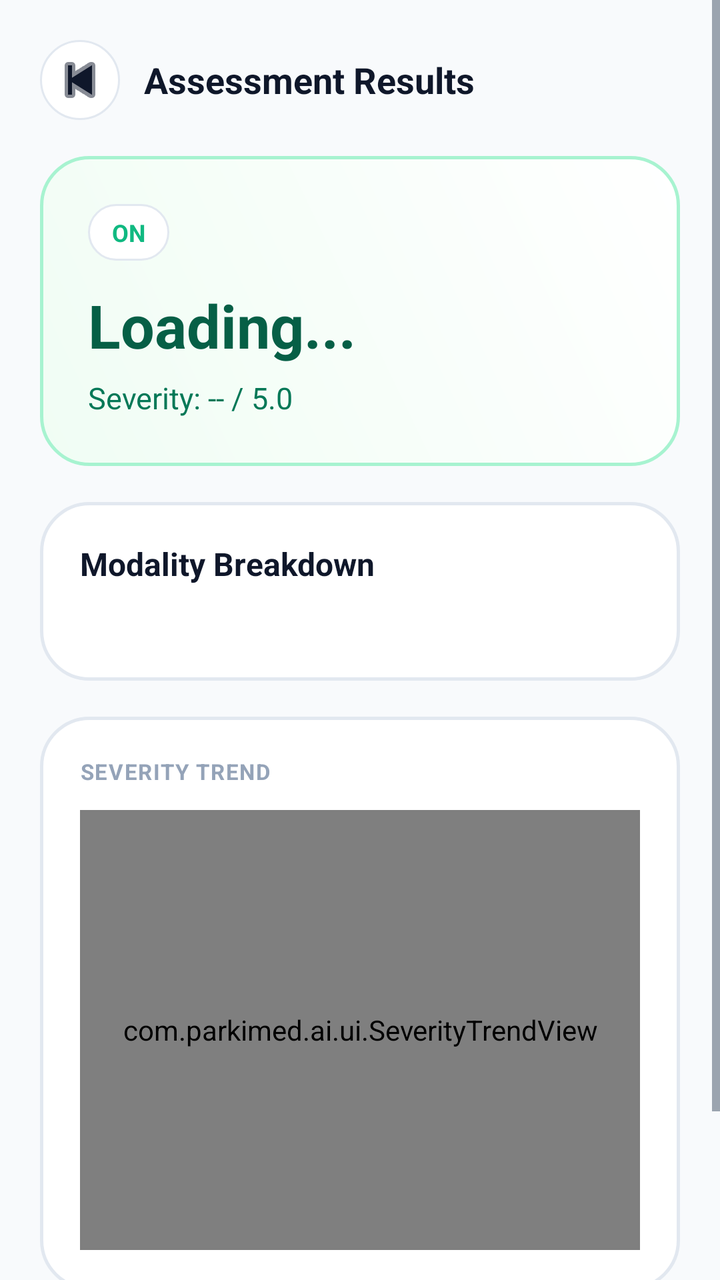
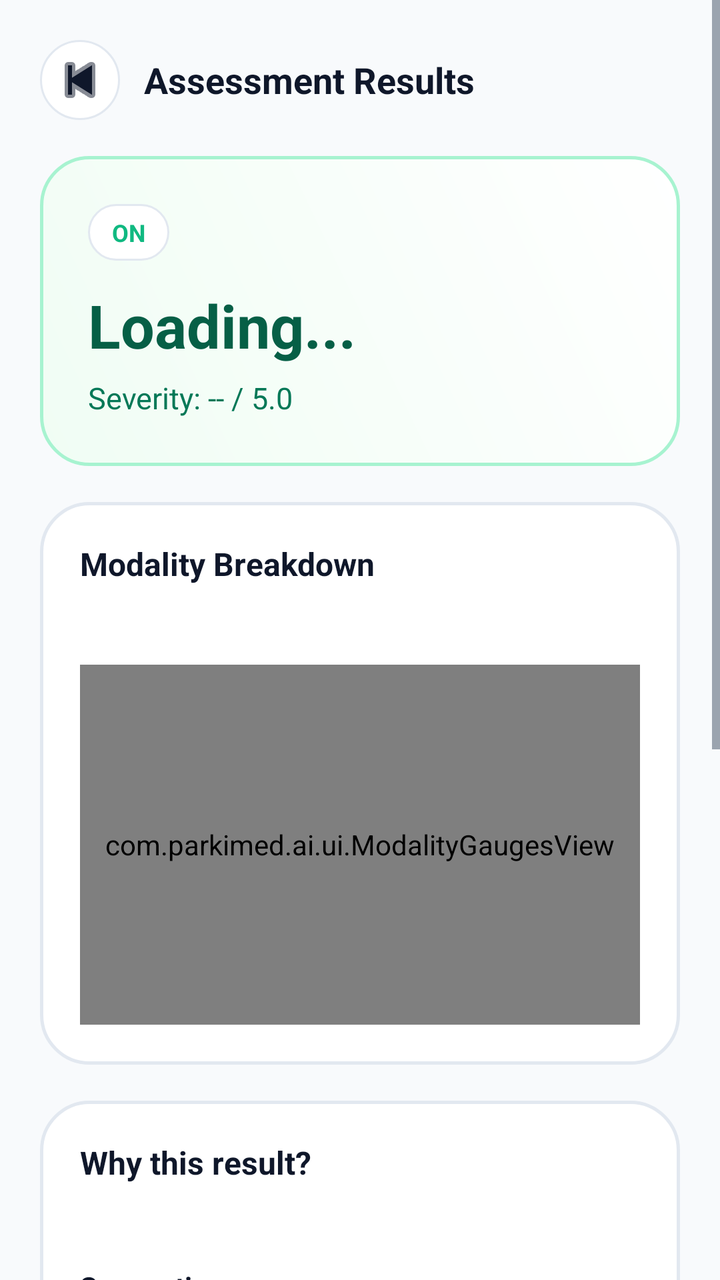

An Android layout rendered at two revisions. The XML below is the earlier revision; the diff shows what the commit changed to produce the second picture.
<!-- AndroidManifest.xml: application theme Theme.ParkiMed -->
<!-- res/layout/activity_results.xml -->
<?xml version="1.0" encoding="utf-8"?>
<ScrollView xmlns:android="http://schemas.android.com/apk/res/android"
    xmlns:app="http://schemas.android.com/apk/res-auto"
    android:layout_width="match_parent"
    android:layout_height="match_parent"
    android:background="@color/bg"
    android:fillViewport="true">

    <LinearLayout
        android:layout_width="match_parent"
        android:layout_height="wrap_content"
        android:orientation="vertical"
        android:padding="20dp">

        <LinearLayout
            android:layout_width="match_parent"
            android:layout_height="wrap_content"
            android:gravity="center_vertical"
            android:orientation="horizontal">

            <ImageButton
                android:id="@+id/btnBack"
                android:layout_width="40dp"
                android:layout_height="40dp"
                android:background="@drawable/bg_card"
                android:contentDescription="Back"
                android:src="@android:drawable/ic_media_previous"
                app:tint="@color/text_primary" />

            <TextView
                android:layout_width="0dp"
                android:layout_height="wrap_content"
                android:layout_marginStart="12dp"
                android:layout_weight="1"
                android:text="Assessment Results"
                android:textColor="@color/text_primary"
                android:textSize="18sp"
                android:textStyle="bold" />
        </LinearLayout>

        <LinearLayout
            android:id="@+id/cardResult"
            android:layout_width="match_parent"
            android:layout_height="wrap_content"
            android:layout_marginTop="18dp"
            android:background="@drawable/bg_on_state"
            android:orientation="vertical"
            android:padding="24dp">

            <TextView
                android:id="@+id/tvStateChip"
                android:layout_width="wrap_content"
                android:layout_height="wrap_content"
                android:background="@drawable/bg_card"
                android:paddingHorizontal="12dp"
                android:paddingVertical="6dp"
                android:text="ON"
                android:textColor="@color/state_on"
                android:textSize="12sp"
                android:textStyle="bold" />

            <TextView
                android:id="@+id/tvResult"
                android:layout_width="match_parent"
                android:layout_height="wrap_content"
                android:layout_marginTop="12dp"
                android:text="Loading..."
                android:textColor="#065F46"
                android:textSize="30sp"
                android:textStyle="bold" />

            <TextView
                android:id="@+id/tvSeverityBig"
                android:layout_width="match_parent"
                android:layout_height="wrap_content"
                android:layout_marginTop="6dp"
                android:text="Severity: -- / 5.0"
                android:textColor="#047857"
                android:textSize="15sp" />
        </LinearLayout>

        <LinearLayout
            android:layout_width="match_parent"
            android:layout_height="wrap_content"
            android:layout_marginTop="18dp"
            android:background="@drawable/bg_card_rounded"
            android:orientation="vertical"
            android:padding="20dp">

            <TextView
                android:layout_width="match_parent"
                android:layout_height="wrap_content"
                android:text="Modality Breakdown"
                android:textColor="@color/text_primary"
                android:textSize="16sp"
                android:textStyle="bold" />

            <TextView
                android:id="@+id/tvResultDetail"
                android:layout_width="match_parent"
                android:layout_height="wrap_content"
                android:layout_marginTop="10dp"
                android:lineSpacingExtra="4dp"
                android:textColor="@color/text_secondary"
                android:textSize="13sp" />
        </LinearLayout>

        <LinearLayout
            android:layout_width="match_parent"
            android:layout_height="wrap_content"
            android:layout_marginTop="18dp"
            android:background="@drawable/bg_card_rounded"
            android:orientation="vertical"
            android:padding="20dp">

            <TextView
                android:layout_width="match_parent"
                android:layout_height="wrap_content"
                android:letterSpacing="0.05"
                android:text="SEVERITY TREND"
                android:textAllCaps="true"
                android:textColor="@color/text_muted"
                android:textSize="11sp"
                android:textStyle="bold" />

            <com.parkimed.ai.ui.SeverityTrendView
                android:id="@+id/trendChart"
                android:layout_width="match_parent"
                android:layout_height="220dp"
                android:layout_marginTop="12dp" />
        </LinearLayout>

        <com.google.android.material.button.MaterialButton
            android:id="@+id/btnViewHistory"
            style="@style/Widget.Material3.Button.OutlinedButton"
            android:layout_width="match_parent"
            android:layout_height="54dp"
            android:layout_marginTop="18dp"
            android:text="View Full History"
            android:textAllCaps="false"
            android:textColor="@color/text_primary"
            app:cornerRadius="16dp"
            app:strokeColor="@color/surface_border" />
    </LinearLayout>
</ScrollView>
<!-- resources referenced by this layout -->
<resources>
  <color name="bg">#F8FAFC</color>
  <color name="state_on">#10B981</color>
  <color name="surface_border">#E2E8F0</color>
  <color name="text_muted">#94A3B8</color>
  <color name="text_primary">#0F172A</color>
  <color name="text_secondary">#475569</color>
  <!-- drawable bg_card (drawable) -->
  <?xml version="1.0" encoding="utf-8"?>
  <shape xmlns:android="http://schemas.android.com/apk/res/android">
      <solid android:color="@color/card" />
      <corners android:radius="20dp" />
      <stroke android:width="1dp" android:color="@color/surface_border" />
  </shape>
  <!-- drawable bg_card_rounded (drawable) -->
  <?xml version="1.0" encoding="utf-8"?>
  <shape xmlns:android="http://schemas.android.com/apk/res/android">
      <solid android:color="@color/card" />
      <corners android:radius="24dp" />
      <stroke android:width="1.5dp" android:color="@color/surface_border" />
  </shape>
  <!-- drawable bg_on_state (drawable) -->
  <?xml version="1.0" encoding="utf-8"?>
  <shape xmlns:android="http://schemas.android.com/apk/res/android">
      <gradient
          android:angle="45"
          android:startColor="#F0FDF4"
          android:endColor="#FFFFFF"
          android:type="linear" />
      <corners android:radius="24dp" />
      <stroke android:width="1.5dp" android:color="@color/state_on_border" />
  </shape>
  <style name="Theme.ParkiMed" parent="Theme.Material3.Light.NoActionBar">
          <item name="colorPrimary">@color/primary</item>
          <item name="colorOnPrimary">@color/card</item>
          <item name="colorSecondary">@color/accent</item>
          <item name="android:colorBackground">@color/bg</item>
          <item name="android:statusBarColor">@color/bg</item>
          <item name="android:windowLightStatusBar">true</item>
          <item name="android:navigationBarColor">@color/bg</item>
          <item name="android:windowLightNavigationBar">true</item>
          <item name="android:textColorPrimary">@color/text_primary</item>
          <item name="android:textColorSecondary">@color/text_secondary</item>
      </style>
  <color name="card">#FFFFFF</color>
  <color name="state_on_border">#A7F3D0</color>
  <color name="primary">#4F46E5</color>
  <color name="accent">#0EA5E9</color>
</resources>

<!-- the commit's change to res/layout/activity_results.xml (unified diff, before → after) -->
@@ -103,6 +103,69 @@
                 android:lineSpacingExtra="4dp"
                 android:textColor="@color/text_secondary"
                 android:textSize="13sp" />
+
+            <com.parkimed.ai.ui.ModalityGaugesView
+                android:id="@+id/gauges"
+                android:layout_width="match_parent"
+                android:layout_height="180dp"
+                android:layout_marginTop="12dp" />
+        </LinearLayout>
+
+        <LinearLayout
+            android:id="@+id/cardExplanation"
+            android:layout_width="match_parent"
+            android:layout_height="wrap_content"
+            android:layout_marginTop="18dp"
+            android:background="@drawable/bg_card_rounded"
+            android:orientation="vertical"
+            android:padding="20dp">
+
+            <TextView
+                android:layout_width="match_parent"
+                android:layout_height="wrap_content"
+                android:text="Why this result?"
+                android:textColor="@color/text_primary"
+                android:textSize="16sp"
+                android:textStyle="bold" />
+
+            <TextView
+                android:id="@+id/txtWhy"
+                android:layout_width="match_parent"
+                android:layout_height="wrap_content"
+                android:layout_marginTop="10dp"
+                android:lineSpacingExtra="4dp"
+                android:textColor="@color/text_secondary"
+                android:textSize="13sp" />
+
+            <TextView
+                android:id="@+id/txtAiNarrative"
+                android:layout_width="match_parent"
+                android:layout_height="wrap_content"
+                android:layout_marginTop="10dp"
+                android:background="@drawable/bg_pill_primary"
+                android:lineSpacingExtra="4dp"
+                android:padding="12dp"
+                android:textColor="@color/text_secondary"
+                android:textSize="13sp"
+                android:visibility="gone" />
+
+            <TextView
+                android:layout_width="match_parent"
+                android:layout_height="wrap_content"
+                android:layout_marginTop="14dp"
+                android:text="Suggestions"
+                android:textColor="@color/text_primary"
+                android:textSize="14sp"
+                android:textStyle="bold" />
+
+            <TextView
+                android:id="@+id/txtSuggestions"
+                android:layout_width="match_parent"
+                android:layout_height="wrap_content"
+                android:layout_marginTop="6dp"
+                android:lineSpacingExtra="4dp"
+                android:textColor="@color/text_secondary"
+                android:textSize="13sp" />
         </LinearLayout>
 
         <LinearLayout
<!-- resource entries referenced after the edit -->
@@ -31,6 +31,13 @@
       <corners android:radius="24dp" />
       <stroke android:width="1.5dp" android:color="@color/state_on_border" />
   </shape>
+  <!-- drawable bg_pill_primary (drawable) -->
+  <?xml version="1.0" encoding="utf-8"?>
+  <shape xmlns:android="http://schemas.android.com/apk/res/android">
+      <solid android:color="@color/primary_light" />
+      <corners android:radius="20dp" />
+      <stroke android:width="1dp" android:color="#C7D2FE" />
+  </shape>
   <style name="Theme.ParkiMed" parent="Theme.Material3.Light.NoActionBar">
           <item name="colorPrimary">@color/primary</item>
           <item name="colorOnPrimary">@color/card</item>
@@ -45,6 +52,7 @@
       </style>
   <color name="card">#FFFFFF</color>
   <color name="state_on_border">#A7F3D0</color>
+  <color name="primary_light">#EEF2FF</color>
   <color name="primary">#4F46E5</color>
   <color name="accent">#0EA5E9</color>
 </resources>
